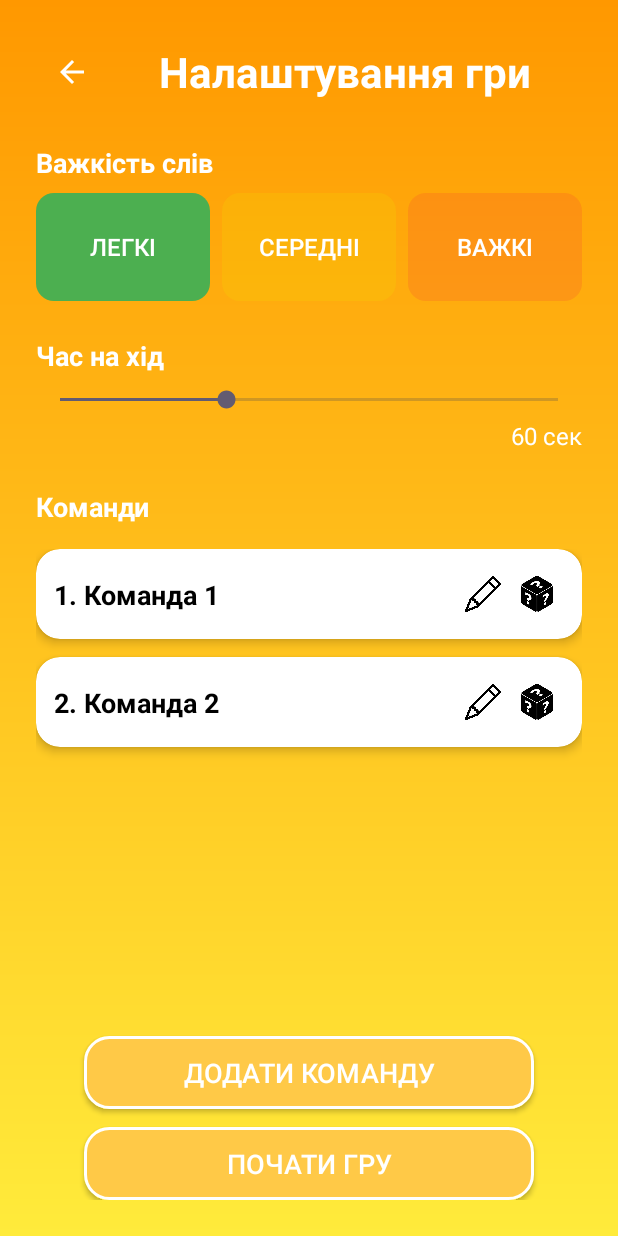
After one commit to YevhenPavlenko/Alias, an Android app: the GameSetupActivity screen opened directly, with no data from a screen before it, on a phone screen of 412 x 824 dp. The commit adds this screen. Run offline under Robolectric (Android 15) with nearby library versions, the phone set to English and light mode, and no system bars.

Commit message:
Created new setup game page, custom dialog 1. Created page for setup a game. Fields on the page: difficulty, time for single turn, teams 2. Added custom dialog for changing team name 3. Created model for Team and TeamAdapter to change it's name 4. Created utility "SwipeHepler" thats helps to delete team by swiping it to the side

```diff
--- a/app/src/main/AndroidManifest.xml
+++ b/app/src/main/AndroidManifest.xml
@@ -25,6 +25,8 @@
             android:exported="false" />
         <activity android:name=".ui.gamemode.GameModeActivity"
             android:exported="false" />
+        <activity android:name=".ui.setup.GameSetupActivity"
+            android:exported="false" />
     </application>
 
 </manifest>
--- /dev/null
+++ b/app/src/main/java/com/example/alias/model/Team.java
@@ -0,0 +1,12 @@
+package com.example.alias.model;
+
+public class Team {
+    private String name;
+
+    public Team(String name) {
+        this.name = name;
+    }
+
+    public String getName() { return name; }
+    public void setName(String name) { this.name = name; }
+}
--- a/app/src/main/java/com/example/alias/ui/gamemode/GameModeActivity.java
+++ b/app/src/main/java/com/example/alias/ui/gamemode/GameModeActivity.java
@@ -5,6 +5,7 @@ import android.widget.Button;
 
 import com.example.alias.R;
 import com.example.alias.ui.base.BaseActivity;
+import com.example.alias.ui.setup.GameSetupActivity;
 
 public class GameModeActivity extends BaseActivity {
 
@@ -19,5 +20,7 @@ public class GameModeActivity extends BaseActivity {
         Button btnCreateLobby = findViewById(R.id.btnCreateLobby);
 
         animateButtons(btnSingleDevice, btnJoinLobby, btnCreateLobby);
+
+        btnSingleDevice.setOnClickListener(v -> navigateTo(GameSetupActivity.class));
     }
 }
--- /dev/null
+++ b/app/src/main/java/com/example/alias/ui/setup/GameSetupActivity.java
@@ -0,0 +1,110 @@
+package com.example.alias.ui.setup;
+
+import android.os.Bundle;
+import android.view.View;
+import android.widget.Button;
+import android.widget.SeekBar;
+import android.widget.TextView;
+
+import androidx.annotation.Nullable;
+import androidx.appcompat.widget.AppCompatButton;
+import androidx.appcompat.widget.AppCompatSeekBar;
+import androidx.recyclerview.widget.LinearLayoutManager;
+import androidx.recyclerview.widget.RecyclerView;
+
+import com.example.alias.R;
+import com.example.alias.model.Team;
+import com.example.alias.ui.base.BaseActivity;
+import com.example.alias.ui.setup.adapter.TeamAdapter;
+import com.example.alias.util.SwipeHelper;
+
+import java.util.ArrayList;
+import java.util.List;
+
+public class GameSetupActivity extends BaseActivity {
+
+    @Override
+    protected void onCreate(@Nullable Bundle savedInstanceState) {
+        super.onCreate(savedInstanceState);
+        setContentView(R.layout.activity_game_setup);
+        setupHeader(R.string.game_setup);
+
+        setupDifficultyButtons();
+        setupTimeSeekBar();
+        setupTeamCards();
+    }
+
+    private void setupDifficultyButtons() {
+        Button btnEasy = findViewById(R.id.btnEasy);
+        Button btnMedium = findViewById(R.id.btnMedium);
+        Button btnHard = findViewById(R.id.btnHard);
+
+        View.OnClickListener listener = v -> {
+            btnEasy.setSelected(false);
+            btnMedium.setSelected(false);
+            btnHard.setSelected(false);
+            v.setSelected(true);
+        };
+
+        btnEasy.setOnClickListener(listener);
+        btnMedium.setOnClickListener(listener);
+        btnHard.setOnClickListener(listener);
+
+        btnEasy.setSelected(true);
+    }
+
+    private void setupTimeSeekBar() {
+        AppCompatSeekBar sbTime = findViewById(R.id.sbTime);
+        TextView tvTimeValue = findViewById(R.id.tvTimeValue);
+
+        final int minTime = 30;
+        final int defaultTime = 60;
+
+        sbTime.setMax(120 - minTime);
+        sbTime.setProgress(defaultTime - minTime);
+
+        updateTimeText(tvTimeValue, defaultTime);
+
+        sbTime.setOnSeekBarChangeListener(new SeekBar.OnSeekBarChangeListener() {
+            @Override
+            public void onProgressChanged(SeekBar seekBar, int progress, boolean fromUser) {
+                int seconds = minTime + progress;
+                updateTimeText(tvTimeValue, seconds);
+            }
+
+            @Override
+            public void onStartTrackingTouch(SeekBar seekBar) { }
+
+            @Override
+            public void onStopTrackingTouch(SeekBar seekBar) { }
+        });
+    }
+
+    private void updateTimeText(TextView textView, int seconds) {
+        textView.setText(getString(R.string.time_in_seconds, seconds));
+    }
+
+    private void setupTeamCards() {
+        RecyclerView rvTeams = findViewById(R.id.rvTeams);
+        AppCompatButton btnAddTeam = findViewById(R.id.btnAddTeam);
+
+        List<Team> teamList = new ArrayList<>();
+        teamList.add(new Team("Команда 1"));
+        teamList.add(new Team("Команда 2"));
+
+        TeamAdapter adapter = new TeamAdapter(this, teamList);
+        rvTeams.setAdapter(adapter);
+        rvTeams.setLayoutManager(new LinearLayoutManager(this));
+
+        btnAddTeam.setOnClickListener(v -> {
+            if (teamList.size() < 4) {
+                teamList.add(new Team("Команда " + (teamList.size() + 1)));
+                adapter.notifyItemInserted(teamList.size() - 1);
+            } else {
+                showToast("Максимум 4 команди");
+            }
+        });
+
+        SwipeHelper.attachSwipeToDelete(rvTeams, adapter);
+    }
+}
--- /dev/null
+++ b/app/src/main/java/com/example/alias/ui/setup/adapter/TeamAdapter.java
@@ -0,0 +1,121 @@
+package com.example.alias.ui.setup.adapter;
+
+import android.app.AlertDialog;
+import android.content.Context;
+import android.util.TypedValue;
+import android.view.LayoutInflater;
+import android.view.View;
+import android.view.ViewGroup;
+import android.widget.EditText;
+import android.widget.ImageButton;
+import android.widget.TextView;
+
+import androidx.annotation.NonNull;
+import androidx.recyclerview.widget.RecyclerView;
+
+import com.example.alias.R;
+import com.example.alias.model.Team;
+
+import java.util.List;
+import java.util.Objects;
+import java.util.Random;
+
+public class TeamAdapter extends RecyclerView.Adapter<TeamAdapter.TeamViewHolder> {
+
+    private final List<Team> teams;
+    private final Context context;
+
+    public TeamAdapter(Context context, List<Team> teams) {
+        this.context = context;
+        this.teams = teams;
+    }
+
+    @NonNull
+    @Override
+    public TeamViewHolder onCreateViewHolder(@NonNull ViewGroup parent, int viewType) {
+        View view = LayoutInflater.from(context).inflate(R.layout.item_team_card, parent, false);
+        return new TeamViewHolder(view);
+    }
+
+    @Override
+    public void onBindViewHolder(@NonNull TeamViewHolder holder, int position) {
+        Team team = teams.get(position);
+        String formattedName = holder.itemView.getContext()
+                .getString(R.string.team_name_format, position + 1, team.getName());
+        holder.tvTeamName.setText(formattedName);
+
+        setupRandomNameButton(holder, team, position);
+        setupEditNameButton(holder, team, position);
+    }
+
+
+    private void setupRandomNameButton(@NonNull TeamViewHolder holder, Team team, int position) {
+        holder.btnRandom.setOnClickListener(v -> {
+            team.setName(generateRandomName());
+            notifyItemChanged(position);
+        });
+    }
+
+    private void setupEditNameButton(@NonNull TeamViewHolder holder, Team team, int position) {
+        holder.btnEdit.setOnClickListener(v -> showEditDialog(holder.itemView.getContext(), team, position));
+    }
+
+    private void showEditDialog(Context context, Team team, int position) {
+        View dialogView = LayoutInflater.from(context).inflate(R.layout.dialog_edit_team_name, null);
+        EditText etTeamName = dialogView.findViewById(R.id.etTeamName);
+        etTeamName.setText(team.getName());
+
+        AlertDialog dialog = new AlertDialog.Builder(context, R.style.CustomDialog)
+                .setView(dialogView)
+                .setCancelable(true)
+                .create();
+
+        dialogView.findViewById(R.id.btnSave).setOnClickListener(v -> {
+            String updatedName = etTeamName.getText().toString().trim();
+            if (!updatedName.isEmpty()) {
+                team.setName(updatedName);
+                notifyItemChanged(position);
+            }
+            dialog.dismiss();
+        });
+
+        dialogView.findViewById(R.id.btnCancel).setOnClickListener(v -> dialog.dismiss());
+
+        dialog.show();
+        Objects.requireNonNull(dialog.getWindow()).setLayout(
+                (int) TypedValue.applyDimension(
+                        TypedValue.COMPLEX_UNIT_DIP, 350, context.getResources().getDisplayMetrics()
+                ),
+                ViewGroup.LayoutParams.WRAP_CONTENT
+        );
+    }
+
+    private String generateRandomName() {
+        String[] suggestions = {"Кмітливі", "Блискавки", "Ракети", "Словаки", "Синоніми", "Влучні"};
+        return suggestions[new Random().nextInt(suggestions.length)];
+    }
+
+    @Override
+    public int getItemCount() {
+        return teams.size();
+    }
+
+    public void removeTeamAt(int position) {
+        teams.remove(position);
+        notifyItemRemoved(position);
+        notifyItemRangeChanged(position, getItemCount());
+    }
+
+    public static class TeamViewHolder extends RecyclerView.ViewHolder {
+        TextView tvTeamName;
+        ImageButton btnEdit;
+        ImageButton btnRandom;
+
+        public TeamViewHolder(@NonNull View itemView) {
+            super(itemView);
+            tvTeamName = itemView.findViewById(R.id.tvTeamName);
+            btnEdit = itemView.findViewById(R.id.btnEdit);
+            btnRandom = itemView.findViewById(R.id.btnRandom);
+        }
+    }
+}
--- /dev/null
+++ b/app/src/main/java/com/example/alias/util/SwipeHelper.java
@@ -0,0 +1,37 @@
+package com.example.alias.util;
+
+import androidx.annotation.NonNull;
+import androidx.recyclerview.widget.ItemTouchHelper;
+import androidx.recyclerview.widget.RecyclerView;
+
+import com.example.alias.ui.setup.adapter.TeamAdapter;
+
+public class SwipeHelper {
+
+    public static void attachSwipeToDelete(@NonNull RecyclerView recyclerView, @NonNull TeamAdapter adapter) {
+        ItemTouchHelper.SimpleCallback callback = new ItemTouchHelper.SimpleCallback(0,
+                ItemTouchHelper.LEFT | ItemTouchHelper.RIGHT) {
+
+            @Override
+            public boolean onMove(@NonNull RecyclerView recyclerView,
+                                  @NonNull RecyclerView.ViewHolder viewHolder,
+                                  @NonNull RecyclerView.ViewHolder target) {
+                return false;
+            }
+
+            @Override
+            public void onSwiped(@NonNull RecyclerView.ViewHolder viewHolder, int direction) {
+                int position = viewHolder.getAdapterPosition();
+
+                if (adapter.getItemCount() > 1) {
+                    adapter.removeTeamAt(position);
+                } else {
+                    adapter.notifyItemChanged(position);
+                }
+            }
+        };
+
+        ItemTouchHelper helper = new ItemTouchHelper(callback);
+        helper.attachToRecyclerView(recyclerView);
+    }
+}
--- /dev/null
+++ b/app/src/main/res/drawable/bg_dialog_rounded.xml
@@ -0,0 +1,5 @@
+<shape xmlns:android="http://schemas.android.com/apk/res/android" android:shape="rectangle">
+    <solid android:color="@android:color/white" />
+    <corners android:radius="16dp" />
+    <padding android:left="16dp" android:top="16dp" android:right="16dp" android:bottom="16dp" />
+</shape>
--- /dev/null
+++ b/app/src/main/res/drawable/bg_tile_button.xml
@@ -0,0 +1,15 @@
+<?xml version="1.0" encoding="utf-8"?>
+<selector xmlns:android="http://schemas.android.com/apk/res/android">
+    <item android:state_selected="true">
+        <shape android:shape="rectangle">
+            <solid android:color="@color/selectedTile" />
+            <corners android:radius="12dp" />
+        </shape>
+    </item>
+    <item>
+        <shape android:shape="rectangle">
+            <solid android:color="@color/unselectedTile" />
+            <corners android:radius="12dp" />
+        </shape>
+    </item>
+</selector>
--- /dev/null
+++ b/app/src/main/res/layout/activity_game_setup.xml
@@ -0,0 +1,138 @@
+<?xml version="1.0" encoding="utf-8"?>
+<androidx.constraintlayout.widget.ConstraintLayout xmlns:android="http://schemas.android.com/apk/res/android"
+    xmlns:app="http://schemas.android.com/apk/res-auto"
+    android:id="@+id/gameSetupRoot"
+    android:layout_width="match_parent"
+    android:layout_height="match_parent"
+    android:background="@drawable/bg_gradient"
+    android:padding="24dp">
+
+    <include
+        android:id="@+id/header"
+        layout="@layout/view_page_header"
+        android:layout_width="match_parent"
+        android:layout_height="wrap_content" />
+
+    <TextView
+        android:id="@+id/tvDifficultyLabel"
+        android:layout_width="wrap_content"
+        android:layout_height="wrap_content"
+        android:text="@string/words_difficulty"
+        android:textColor="@android:color/white"
+        android:textSize="18sp"
+        android:textStyle="bold"
+        app:layout_constraintTop_toBottomOf="@id/header"
+        app:layout_constraintStart_toStartOf="parent"
+        android:layout_marginTop="24dp"
+        android:layout_marginBottom="24dp" />
+
+    <LinearLayout
+        android:id="@+id/difficultyButtons"
+        android:layout_width="0dp"
+        android:layout_height="wrap_content"
+        android:orientation="horizontal"
+        android:layout_marginTop="8dp"
+        app:layout_constraintTop_toBottomOf="@id/tvDifficultyLabel"
+        app:layout_constraintStart_toStartOf="parent"
+        app:layout_constraintEnd_toEndOf="parent"
+        android:weightSum="3">
+
+        <androidx.appcompat.widget.AppCompatButton
+            android:id="@+id/btnEasy"
+            style="@style/TileButtonStyle"
+            android:backgroundTint="@color/easyGreen"
+            android:text="@string/easy"
+            android:layout_marginEnd="8dp"/>
+
+        <androidx.appcompat.widget.AppCompatButton
+            android:id="@+id/btnMedium"
+            style="@style/TileButtonStyle"
+            android:backgroundTint="@color/mediumYellow"
+            android:text="@string/medium"
+            android:layout_marginEnd="8dp"/>
+
+        <androidx.appcompat.widget.AppCompatButton
+            android:id="@+id/btnHard"
+            style="@style/TileButtonStyle"
+            android:backgroundTint="@color/hardRed"
+            android:text="@string/hard" />
+    </LinearLayout>
+
+    <TextView
+        android:id="@+id/tvTimeLabel"
+        android:layout_width="wrap_content"
+        android:layout_height="wrap_content"
+        android:text="@string/round_time"
+        android:textColor="@android:color/white"
+        android:textSize="18sp"
+        android:textStyle="bold"
+        android:layout_marginTop="24dp"
+        app:layout_constraintTop_toBottomOf="@id/difficultyButtons"
+        app:layout_constraintStart_toStartOf="parent" />
+
+    <androidx.appcompat.widget.AppCompatSeekBar
+        android:id="@+id/sbTime"
+        android:layout_width="0dp"
+        android:layout_height="wrap_content"
+        android:layout_marginTop="8dp"
+        android:max="90"
+        android:progress="30"
+        app:layout_constraintTop_toBottomOf="@id/tvTimeLabel"
+        app:layout_constraintStart_toStartOf="parent"
+        app:layout_constraintEnd_toEndOf="parent" />
+
+    <TextView
+        android:id="@+id/tvTimeValue"
+        android:layout_width="wrap_content"
+        android:layout_height="wrap_content"
+        android:text="@string/start_time"
+        android:textColor="@android:color/white"
+        android:textSize="16sp"
+        app:layout_constraintTop_toBottomOf="@id/sbTime"
+        app:layout_constraintEnd_toEndOf="parent"
+        android:layout_marginTop="4dp" />
+
+    <TextView
+        android:id="@+id/tvTeamsLabel"
+        android:layout_width="wrap_content"
+        android:layout_height="wrap_content"
+        android:text="@string/teams"
+        android:textColor="@android:color/white"
+        android:textSize="18sp"
+        android:textStyle="bold"
+        android:layout_marginTop="24dp"
+        app:layout_constraintTop_toBottomOf="@id/tvTimeValue"
+        app:layout_constraintStart_toStartOf="parent" />
+
+    <androidx.recyclerview.widget.RecyclerView
+        android:id="@+id/rvTeams"
+        android:layout_width="0dp"
+        android:layout_height="0dp"
+        android:layout_marginTop="16dp"
+        android:clipToPadding="false"
+        android:paddingBottom="16dp"
+        app:layout_constraintTop_toBottomOf="@id/tvTeamsLabel"
+        app:layout_constraintBottom_toTopOf="@id/btnAddTeam"
+        app:layout_constraintStart_toStartOf="parent"
+        app:layout_constraintEnd_toEndOf="parent" />
+
+    <androidx.appcompat.widget.AppCompatButton
+        android:id="@+id/btnAddTeam"
+        style="@style/MainButton"
+        android:text="@string/add_team"
+        app:layout_constraintTop_toBottomOf="@id/rvTeams"
+        app:layout_constraintBottom_toTopOf="@id/btnPlay"
+        app:layout_constraintStart_toStartOf="parent"
+        app:layout_constraintEnd_toEndOf="parent"
+        android:layout_marginTop="12dp"
+        android:layout_marginBottom="12dp" />
+
+    <androidx.appcompat.widget.AppCompatButton
+        android:id="@+id/btnPlay"
+        style="@style/MainButton"
+        android:text="@string/start_game"
+        app:layout_constraintBottom_toBottomOf="parent"
+        app:layout_constraintStart_toStartOf="parent"
+        app:layout_constraintEnd_toEndOf="parent" />
+
+</androidx.constraintlayout.widget.ConstraintLayout>
--- /dev/null
+++ b/app/src/main/res/layout/dialog_edit_team_name.xml
@@ -0,0 +1,43 @@
+<?xml version="1.0" encoding="utf-8"?>
+<LinearLayout xmlns:android="http://schemas.android.com/apk/res/android"
+    android:layout_width="380dp"
+    android:layout_height="wrap_content"
+    android:background="@drawable/bg_dialog_rounded"
+    android:orientation="vertical"
+    android:padding="24dp">
+
+    <EditText
+        android:id="@+id/etTeamName"
+        android:layout_width="match_parent"
+        android:layout_height="wrap_content"
+        android:autofillHints="string"
+        android:hint="@string/team_name"
+        android:inputType="textPersonName" />
+
+    <LinearLayout
+        android:layout_width="match_parent"
+        android:layout_height="wrap_content"
+        android:layout_marginTop="16dp"
+        android:orientation="horizontal"
+        android:gravity="center"
+        android:weightSum="2">
+
+        <androidx.appcompat.widget.AppCompatButton
+            android:id="@+id/btnSave"
+            android:layout_width="0dp"
+            android:layout_weight="1"
+            android:layout_height="wrap_content"
+            style="@style/DialogButton"
+            android:text="@string/save" />
+
+        <androidx.appcompat.widget.AppCompatButton
+            android:id="@+id/btnCancel"
+            android:layout_width="0dp"
+            android:layout_weight="1"
+            android:layout_height="wrap_content"
+            style="@style/DialogButton"
+            android:text="@string/cancel"
+            android:layout_marginStart="16dp" />
+
+    </LinearLayout>
+</LinearLayout>
--- /dev/null
+++ b/app/src/main/res/layout/item_team_card.xml
@@ -0,0 +1,59 @@
+<?xml version="1.0" encoding="utf-8"?>
+<androidx.cardview.widget.CardView xmlns:android="http://schemas.android.com/apk/res/android"
+    xmlns:app="http://schemas.android.com/apk/res-auto"
+    android:layout_width="match_parent"
+    android:layout_height="wrap_content"
+    android:layout_marginBottom="12dp"
+    app:cardCornerRadius="16dp"
+    app:cardElevation="4dp"
+    android:backgroundTint="@android:color/white">
+
+    <androidx.constraintlayout.widget.ConstraintLayout
+        android:layout_width="match_parent"
+        android:layout_height="wrap_content"
+        android:padding="12dp">
+
+        <TextView
+            android:id="@+id/tvTeamName"
+            android:layout_width="0dp"
+            android:layout_height="wrap_content"
+            android:text="@string/team_1"
+            android:textColor="@android:color/black"
+            android:textSize="18sp"
+            android:textStyle="bold"
+            app:layout_constraintStart_toStartOf="parent"
+            app:layout_constraintTop_toTopOf="parent"
+            app:layout_constraintBottom_toBottomOf="parent"
+            app:layout_constraintEnd_toStartOf="@id/btnEdit"
+            app:layout_constraintHorizontal_bias="0" />
+
+        <ImageButton
+            android:id="@+id/btnEdit"
+            android:layout_width="36dp"
+            android:layout_height="36dp"
+            android:scaleType="centerInside"
+            android:padding="6dp"
+            android:background="?attr/selectableItemBackgroundBorderless"
+            android:src="@drawable/ic_edit"
+            android:contentDescription="@string/edit_team_name"
+            app:tint="@android:color/black"
+            app:layout_constraintEnd_toStartOf="@id/btnRandom"
+            app:layout_constraintTop_toTopOf="parent"
+            app:layout_constraintBottom_toBottomOf="parent" />
+
+        <ImageButton
+            android:id="@+id/btnRandom"
+            android:layout_width="36dp"
+            android:layout_height="36dp"
+            android:scaleType="centerInside"
+            android:background="?attr/selectableItemBackgroundBorderless"
+            android:src="@drawable/ic_dice"
+            android:contentDescription="@string/generate_team_name"
+            app:tint="@android:color/black"
+            app:layout_constraintEnd_toEndOf="parent"
+            app:layout_constraintTop_toTopOf="parent"
+            app:layout_constraintBottom_toBottomOf="parent"
+            android:padding="4dp" />
+
+    </androidx.constraintlayout.widget.ConstraintLayout>
+</androidx.cardview.widget.CardView>
--- a/app/src/main/res/values/colors.xml
+++ b/app/src/main/res/values/colors.xml
@@ -6,4 +6,11 @@
     <color name="white">#FFFFFF</color>
     <color name="yellow_gradient">#FFEB3B</color>
     <color name="orange_gradient">#FF9800</color>
+
+    <color name="selectedTile">#FFFFFF</color>
+    <color name="unselectedTile">#33FFFFFF</color>
+
+    <color name="easyGreen">#4CAF50</color>
+    <color name="mediumYellow">#EDDA00</color>
+    <color name="hardRed">#F44336</color>
 </resources>
--- a/app/src/main/res/values/strings.xml
+++ b/app/src/main/res/values/strings.xml
@@ -36,5 +36,22 @@
     <string name="join_lobby">Приєднатися до лобі</string>
     <string name="createLobby">Створити лобі</string>
 
+    <string name="game_setup">Налаштування гри</string>
+    <string name="words_difficulty">Важкість слів</string>
+    <string name="easy">Легкі</string>
+    <string name="medium">Середні</string>
+    <string name="hard">Важкі</string>
+    <string name="round_time">Час на хід</string>
+    <string name="start_time">60 сек</string>
+    <string name="teams">Команди</string>
+    <string name="time_in_seconds">%1$d сек</string>
+    <string name="team_1">1. Команда 1</string>
+    <string name="team_name_format">%1$d. %2$s</string>
+    <string name="edit_team_name">%Змінити назву команди</string>
+    <string name="generate_team_name">Згенeрувати ім\'я команди</string>
+    <string name="add_team">Додати команду</string>
+    <string name="team_name">Назва команди</string>
+    <string name="save">Зберегти</string>
+    <string name="cancel">Скасувати</string>
 
 </resources>
--- a/app/src/main/res/values/styles.xml
+++ b/app/src/main/res/values/styles.xml
@@ -23,4 +23,34 @@
         <item name="android:layout_marginRight">32dp</item>
         <item name="android:elevation">4dp</item>
     </style>
+
+    <style name="TileButtonStyle" parent="Widget.AppCompat.Button">
+        <item name="android:layout_width">0dp</item>
+        <item name="android:layout_height">72dp</item>
+        <item name="android:layout_weight">1</item>
+        <item name="android:textColor">@android:color/white</item>
+        <item name="android:insetLeft">0dp</item>
+        <item name="android:insetRight">0dp</item>
+        <item name="android:insetTop">0dp</item>
+        <item name="android:insetBottom">0dp</item>
+        <item name="android:textSize">16sp</item>
+        <item name="android:stateListAnimator">@null</item>
+        <item name="android:background">@drawable/bg_tile_button</item>
+    </style>
+
+    <style name="CustomDialog" parent="Theme.AppCompat.Dialog">
+        <item name="android:windowBackground">@android:color/transparent</item>
+        <item name="android:backgroundDimEnabled">true</item>
+    </style>
+
+    <style name="DialogButton">
+        <item name="android:layout_width">0dp</item>
+        <item name="android:layout_height">wrap_content</item>
+        <item name="android:background">@drawable/btn_orange</item>
+        <item name="android:textColor">#FFFFFF</item>
+        <item name="android:textSize">18sp</item>
+        <item name="android:padding">12dp</item>
+        <item name="android:elevation">4dp</item>
+    </style>
+
 </resources>
```
Also changed, not shown: app/src/main/res/drawable/ic_dice.png (added), app/src/main/res/drawable/ic_edit.png (added).
